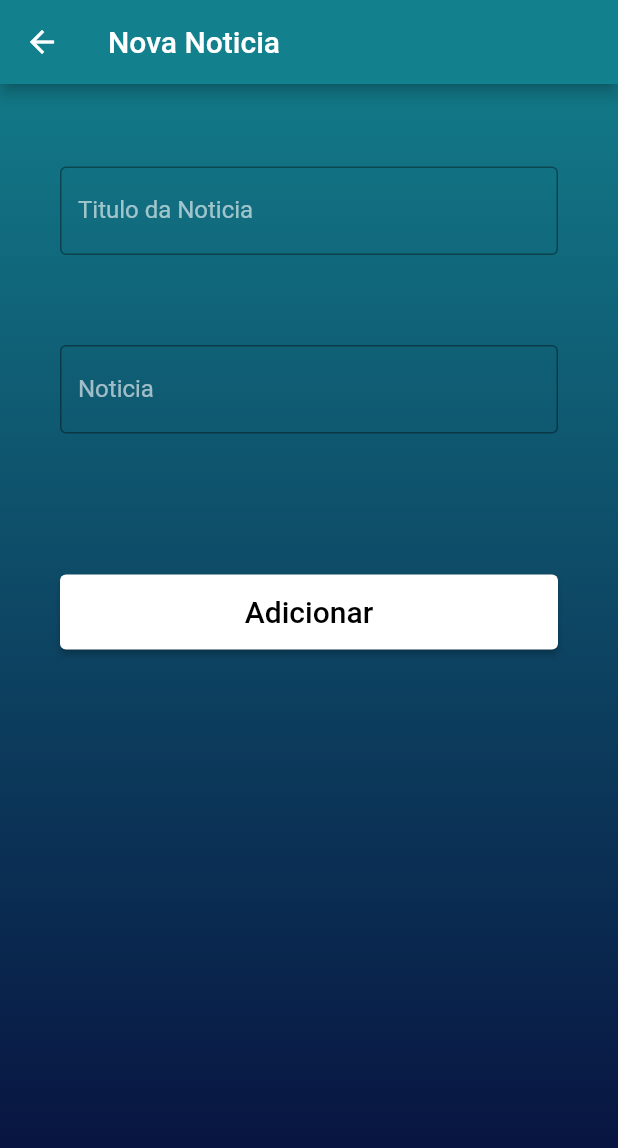
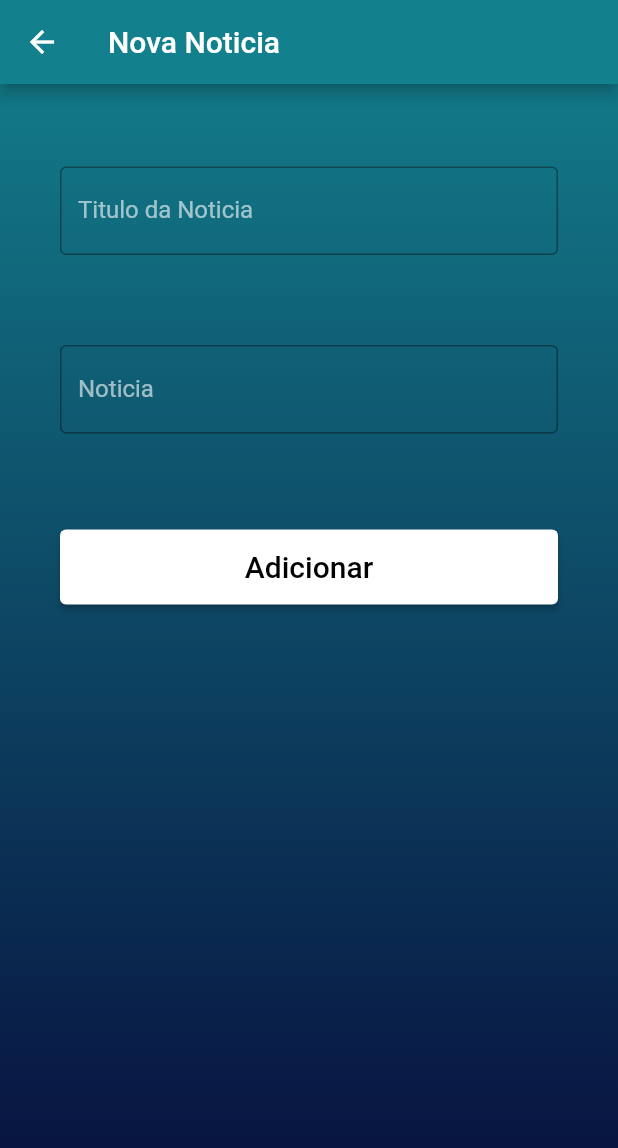
Before and after one commit to Crymison/BusCode, a Flutter app: the NoticiasMotoristaPage screen opened directly, after a tap on the "add" icon, on a phone screen of 412 x 824 dp. Shown: the top 1148 px of the screen. Run offline on Flutter 3.47's test engine with Material 2 defaults, Android fonts, the phone set to English and light mode, and no system bars; our stand-ins replace cloud_firestore, firebase_auth, firebase_core; accounts and stored records are empty.

Commit message:
Atualização Noticia e Usuario

```diff
--- a/lib/classes/aluno_classe.dart
+++ b/lib/classes/aluno_classe.dart
@@ -1,20 +1,18 @@
-import 'package:flutter_application_1/classes/instituicao_classe.dart';
+// import 'package:flutter_application_1/classes/instituicao_classe.dart';
 
 class Aluno {
   String icone;
   String nome_aluno;
   String email_aluno;
-  String senha_aluno;
   String rg_aluno;
   String telefone_aluno;
-  Instituicao instituicao;
+  String instituicao;
 
   Aluno(
       {
         required this.icone,
         required this.nome_aluno,
         required this.email_aluno,
-        required this.senha_aluno,
         required this.rg_aluno,
         required this.telefone_aluno,
         required this.instituicao
--- a/lib/classes/noticia_classe.dart
+++ b/lib/classes/noticia_classe.dart
@@ -1,17 +1,11 @@
 class Noticia {
-
   String titulo_noticia;
   String texto_noticia;
   String data_noticia;
-  String hora_noticia;
-  int tipo_noticia;
 
-  Noticia(
-    {required this.titulo_noticia,
+  Noticia({
+    required this.titulo_noticia,
     required this.texto_noticia,
     required this.data_noticia,
-    required this.hora_noticia,
-    required this.tipo_noticia,
-    }
-  );
+  });
 }
--- a/lib/repositorios/noticia_repositorio.dart
+++ b/lib/repositorios/noticia_repositorio.dart
@@ -6,25 +6,6 @@ class NoticiaRepository {
       titulo_noticia: 'Atraso',
       texto_noticia: 'Iremos atrasar 10 minutos em todos os pontos',
       data_noticia: '30/03/2022',
-      hora_noticia: '14:30',
-      tipo_noticia: 1),
-    Noticia(
-      titulo_noticia: 'Atraso',
-      texto_noticia: 'Podem ocorrer atrasso de 10 ou mais minutos em todos os pontos durante 4 dias',
-      data_noticia: '15/03/2022',
-      hora_noticia: '17:30',
-      tipo_noticia: 0),
-    Noticia(
-      titulo_noticia: 'Atraso',
-      texto_noticia: 'Iremos atrasar 5 minutos em todos os pontos',
-      data_noticia: '10/02/2022',
-      hora_noticia: '17:30',
-      tipo_noticia: 1),
-    Noticia(
-      titulo_noticia: 'Atraso',
-      texto_noticia: 'Iremos atrasar 15 minutos em todos os pontos',
-      data_noticia: '05/03/2022',
-      hora_noticia: '15:30',
-      tipo_noticia: 1)
+    )
   ];
 }
--- a/lib/servicos/auth_check.dart
+++ b/lib/servicos/auth_check.dart
@@ -22,7 +22,8 @@ class _AutchCheckState extends State<AutchCheck> {
     else if (auth.usuario == null)
       return LoginPage();
     else
-      return UsuarioMainPage();
+      return LoginPage();
+      //return UsuarioMainPage(aluno);
   }
 
   loading() {
--- a/lib/servicos/auth_servicos.dart
+++ b/lib/servicos/auth_servicos.dart
@@ -26,10 +26,6 @@ class AuthService extends ChangeNotifier{
 
   _getUser() {
     usuario = _auth.currentUser;
-    //print(usuario!.email);
-    var aux = usuario?.email;
-    print(aux.toString());
-    //retornarUsuario(aux);
     notifyListeners();
   }
 
--- a/lib/telas/adicionar_noticia_page.dart
+++ b/lib/telas/adicionar_noticia_page.dart
@@ -1,8 +1,6 @@
 import 'package:flutter/material.dart';
-import 'package:flutter_application_1/classes/noticia_classe.dart';
 import 'package:flutter_application_1/repositorios/noticia_db.dart';
 import 'package:flutter_application_1/repositorios/noticia_repositorio.dart';
-import 'package:flutter_application_1/telas/motorista_principal_page.dart';
 import 'package:flutter_application_1/telas/noticias_motorista_page.dart';
 
 class AdicionarNoticiaPage extends StatefulWidget {
@@ -14,10 +12,9 @@ class _AdicionarNoticiaPageState extends State<AdicionarNoticiaPage> {
   final tabelaNoticias = NoticiaRepository.tabela;
   String titulo = '';
   String noticias = '';
-  Noticia_db teste = new Noticia_db();
+  Noticia_db teste = Noticia_db();
   final data = DateTime.now();
   var mes;
-  var minutos;
   @override
   Widget build(BuildContext context) {
     return Container(
@@ -28,8 +25,15 @@ class _AdicionarNoticiaPageState extends State<AdicionarNoticiaPage> {
               colors: [Color(0xFF13818D), Color(0xFF070C3B)])),
       child: Scaffold(
           backgroundColor: Colors.transparent,
-          appBar: AppBar(
-            title: Text('Nova Noticia'),
+          appBar: AppBar(leading: IconButton(
+            icon: const Icon(Icons.arrow_back),
+            onPressed: () {
+              Navigator.push(context,
+                MaterialPageRoute(builder: (context) => NoticiasMotoristaPage())
+              );
+            },
+          ),
+            title: const Text('Nova Noticia'),
           ),
           body: Container(
             padding: const EdgeInsets.only(left: 40, right: 40),
@@ -60,7 +64,7 @@ class _AdicionarNoticiaPageState extends State<AdicionarNoticiaPage> {
                       labelText: 'Noticia', border: OutlineInputBorder()),
                 ),
                 const SizedBox(
-                  height: 70,
+                  height: 40,
                 ),
                 Padding(
                   padding: const EdgeInsets.only(top: 24.0),
@@ -70,36 +74,20 @@ class _AdicionarNoticiaPageState extends State<AdicionarNoticiaPage> {
                     child: ElevatedButton(
                       onPressed: () {
                         if (noticias.length >= 5 && titulo.length >= 5) {
-                          /*Noticia noticia = new Noticia(
-                            titulo_noticia: titulo,
-                            texto_noticia: noticias,
-                            data_noticia: '23-10-2002',
-                            hora_noticia: '12:50',
-                            tipo_noticia: 1
-                          );
-                          tabelaNoticias.add(noticia);
-                          //tabelaNoticias.
-                          Navigator.push(
-                            context,
-                            MaterialPageRoute(
-                              builder: (context) => MotoristaMainPage()
-                            )
-                          );*/
                           if (data.month < 10) {
                             mes = "0" + data.month.toString();
                           }
-
-                          teste.adicionarNoticia(
-                              titulo,
-                              noticias,
-                              /*data.day.toString() + "/" + mes,
-                              data.hour.toString() +
-                                  ":" +
-                                  data.minute.toString(),
-                              1)*/
-                              data);
-                          teste.buscarNoticia();
-                          Navigator.push(context,MaterialPageRoute(builder: (context) => const NoticiasMotoristaPage()));
+                          var ajuda = data.day.toString() +
+                              "/" +
+                              data.month.toString() +
+                              "/" +
+                              data.year.toString();
+                          teste.adicionarNoticia(titulo, noticias, ajuda);
+                          Navigator.push(
+                              context,
+                              MaterialPageRoute(
+                                  builder: (context) =>
+                                      const NoticiasMotoristaPage()));
                         }
                       },
                       child: const Text('Adicionar',
--- a/lib/telas/aluno_detalhe_page.dart
+++ b/lib/telas/aluno_detalhe_page.dart
@@ -1,9 +1,5 @@
 import 'package:flutter/material.dart';
 import 'package:flutter_application_1/classes/aluno_classe.dart';
-
-// import 'package:flutter_application_1/classes/aluno_classe.dart';
-// import 'package:flutter_application_1/repositorios/aluno_repositorio.dart';
-// import 'package:flutter_application_1/repositorios/instituicao_repositiro.dart';
 
 class AlunoDetalhePage extends StatefulWidget {
   //receber email aluno final.....
--- a/lib/telas/noticias_motorista_page.dart
+++ b/lib/telas/noticias_motorista_page.dart
@@ -1,6 +1,7 @@
 import 'package:flutter/material.dart';
 import 'package:flutter_application_1/repositorios/noticia_repositorio.dart';
 import 'package:flutter_application_1/telas/adicionar_noticia_page.dart';
+import 'package:flutter_application_1/telas/motorista_principal_page.dart';
 
 class NoticiasMotoristaPage extends StatefulWidget {
   const NoticiasMotoristaPage({Key? key}) : super(key: key);
@@ -23,7 +24,15 @@ class _NoticiasMotoristaPageState extends State<NoticiasMotoristaPage> {
         child: Scaffold(
           backgroundColor: Colors.transparent,
           appBar: AppBar(
-            title: Text('Noticias'),
+            leading: IconButton(
+              icon: const Icon(Icons.arrow_back ),
+              onPressed: () {
+              Navigator.push(context,
+                MaterialPageRoute(builder: (context) => MotoristaMainPage())
+                );
+              }
+            ),
+            title: const Text('Noticias'),
             backgroundColor: Color(0xFF13818D),
           ),
           body: ListView.separated(
@@ -35,16 +44,12 @@ class _NoticiasMotoristaPageState extends State<NoticiasMotoristaPage> {
                         style: TextStyle(
                             color: Colors.red,
                             fontWeight: FontWeight.bold,
-                      fontSize: 18
-                    )
-                  ),
+                            fontSize: 18)),
                     title: Text(tabela[Noticia].texto_noticia,
-                    style: TextStyle(color: Colors.black)
-                  ),
+                        style: TextStyle(color: Colors.black)),
                     trailing: Text(tabela[Noticia].data_noticia,
                         style: TextStyle(color: Colors.black)),
-                )
-              );
+                  ));
             },
             padding: EdgeInsets.all(16),
             separatorBuilder: (_, ___) => Divider(),
@@ -53,12 +58,12 @@ class _NoticiasMotoristaPageState extends State<NoticiasMotoristaPage> {
           floatingActionButton: FloatingActionButton.extended(
               backgroundColor: Color(0xFF13818D),
               onPressed: () {
-              Navigator.push(context,
-              MaterialPageRoute(builder: (context) => AdicionarNoticiaPage()));
+                Navigator.push(
+                    context,
+                    MaterialPageRoute(
+                        builder: (context) => AdicionarNoticiaPage()));
               },
-            label: Icon(Icons.add, color: Colors.white)
-          ),
-      )
-    );
+              label: Icon(Icons.add, color: Colors.white)),
+      ));
   }
 }
```
Also changed, not shown: lib/classes/motorista_classe.dart (added, +13 -0 lines), lib/repositorios/aluno_repositorio.dart (+4 -9 lines), lib/repositorios/noticia_db.dart (+33 -6 lines), lib/repositorios/usuario_db.dart (added, +44 -0 lines), lib/telas/login_page.dart (+16 -12 lines), lib/telas/motorista_principal_page.dart (+21 -23 lines), lib/telas/usuario_principal_page.dart (+32 -39 lines). Lines whose indentation alone changed are shown as unchanged.
